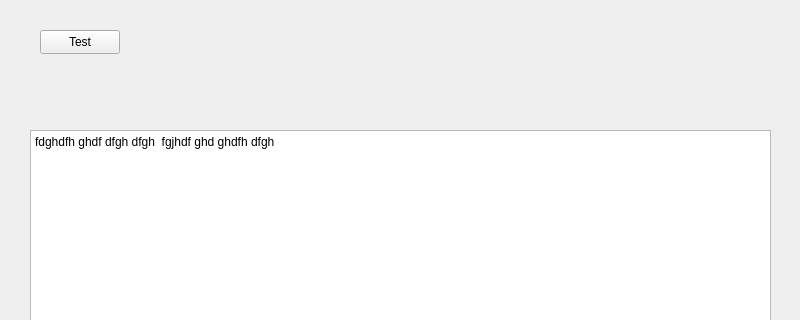
Old version of the form PiPicApp/mainWindow.ui in the repository imisk/PiPic; both pictures show x 0 to 800 and y 0 to 320 of the 800 by 600 pixel window.
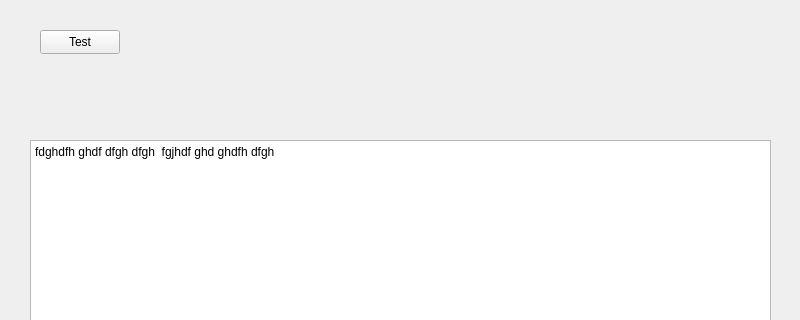
New version of the form.

The edit to the form file:
```diff
--- a/PiPicApp/mainWindow.ui
+++ b/PiPicApp/mainWindow.ui
@@ -34,9 +34,9 @@
     <property name="geometry">
      <rect>
       <x>30</x>
-      <y>130</y>
+      <y>140</y>
       <width>741</width>
-      <height>421</height>
+      <height>411</height>
      </rect>
     </property>
     <property name="readOnly">
```
